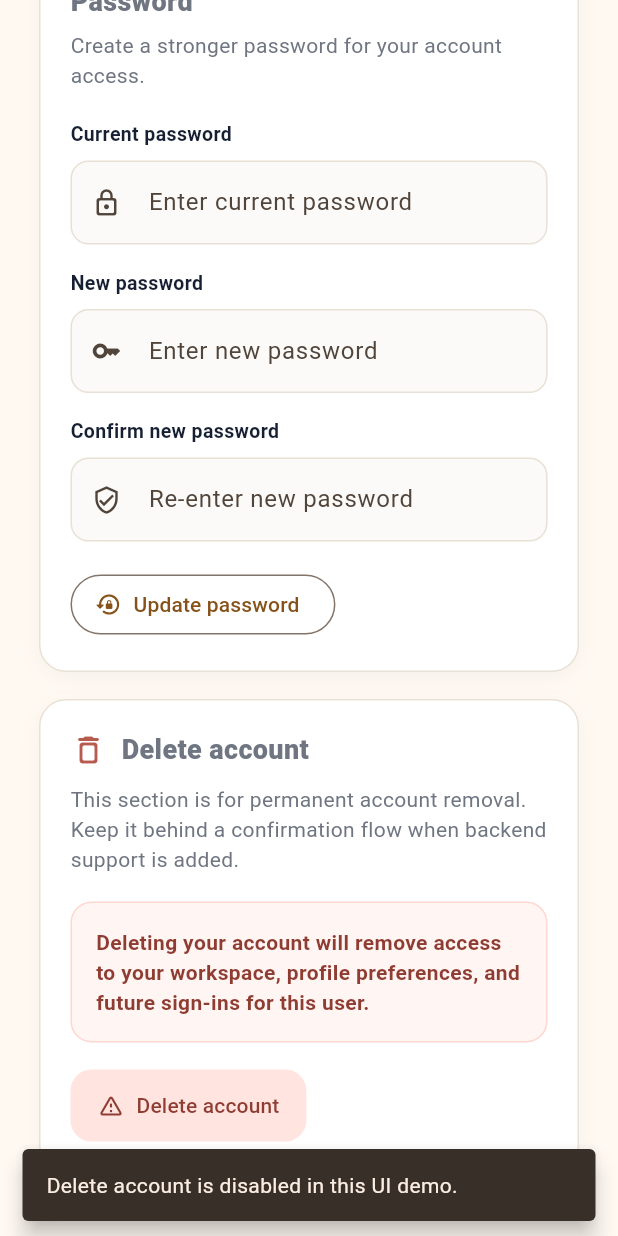
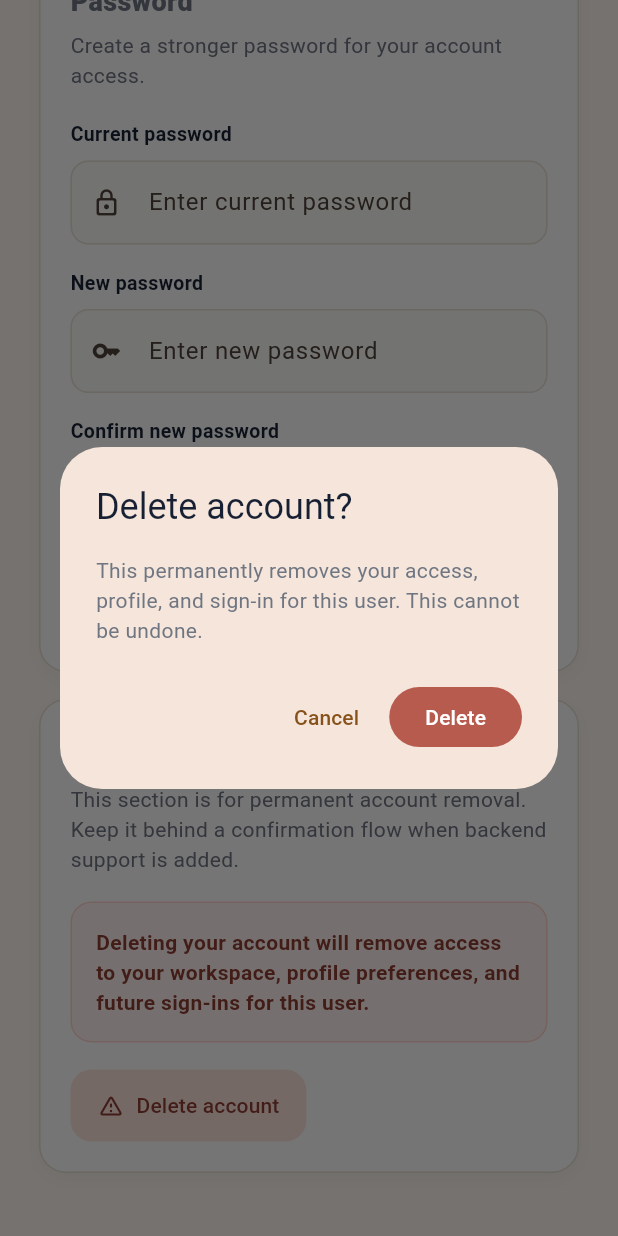
Before and after one commit to vikas1718/Sarvanthar, a Flutter app: the _AccountSettingsPage widget shown alone on an empty page, opened directly with empty values, scrolled down 633 dp, after a tap on "Delete account", on a phone screen of 412 x 824 dp. Run offline on Flutter 3.47's test engine with Material 3 defaults, Android fonts, the phone set to English and light mode, and no system bars; our stand-ins replace pdf, printing, qr_flutter, supabase_flutter; accounts and stored records are empty; network calls fail.

Commit message:
account_setting

```diff
--- a/lib/features/stalls/dashboard_page.dart
+++ b/lib/features/stalls/dashboard_page.dart
@@ -754,6 +754,9 @@ class _AccountSettingsPageState extends State<_AccountSettingsPage> {
   final TextEditingController _newPasswordController = TextEditingController();
   final TextEditingController _confirmPasswordController =
       TextEditingController();
+  bool _savingProfile = false;
+  bool _updatingPassword = false;
+  bool _deletingAccount = false;
 
   @override
   void initState() {
@@ -780,16 +783,120 @@ class _AccountSettingsPageState extends State<_AccountSettingsPage> {
     super.dispose();
   }
 
+  Future<void> _saveProfile(BuildContext context) async {
+    final newName = _nameController.text.trim();
+    final newEmail = _emailController.text.trim();
+    if (newName.isEmpty) {
+      _notice(context, 'Full name cannot be empty.');
+      return;
+    }
+    setState(() => _savingProfile = true);
+    try {
+      final client = Supabase.instance.client;
+      final uid = client.auth.currentUser!.id;
+      await client.from('profiles').update({'full_name': newName}).eq('id', uid);
+      final currentEmail = client.auth.currentUser?.email;
+      if (newEmail.isNotEmpty && newEmail != currentEmail) {
+        await client.auth.updateUser(UserAttributes(email: newEmail));
+        if (context.mounted) {
+          _notice(context, 'Profile saved. Check your inbox to confirm the new email.');
+        }
+      } else if (context.mounted) {
+        _notice(context, 'Profile saved.');
+      }
+    } catch (e) {
+      if (context.mounted) _notice(context, 'Could not save profile: $e');
+    } finally {
+      if (mounted) setState(() => _savingProfile = false);
+    }
+  }
+
+  Future<void> _updatePassword(BuildContext context) async {
+    final current = _currentPasswordController.text;
+    final next = _newPasswordController.text;
+    final confirm = _confirmPasswordController.text;
+    if (current.isEmpty || next.isEmpty || confirm.isEmpty) {
+      _notice(context, 'Fill in all three password fields.');
+      return;
+    }
+    if (next != confirm) {
+      _notice(context, 'New password and confirmation do not match.');
+      return;
+    }
+    if (next.length < 8) {
+      _notice(context, 'New password must be at least 8 characters.');
+      return;
+    }
+    setState(() => _updatingPassword = true);
+    try {
+      final client = Supabase.instance.client;
+      final email = client.auth.currentUser?.email;
+      if (email == null) throw Exception('No signed-in user.');
+      await client.auth.signInWithPassword(email: email, password: current);
+      await client.auth.updateUser(UserAttributes(password: next));
+      if (context.mounted) {
+        _currentPasswordController.clear();
+        _newPasswordController.clear();
+        _confirmPasswordController.clear();
+        _notice(context, 'Password updated.');
+      }
+    } catch (e) {
+      if (context.mounted) _notice(context, 'Could not update password: $e');
+    } finally {
+      if (mounted) setState(() => _updatingPassword = false);
+    }
+  }
+
+  Future<void> _deleteAccount(BuildContext context) async {
+    final confirmed = await showDialog<bool>(
+      context: context,
+      builder: (dialogContext) => AlertDialog(
+        title: const Text('Delete account?'),
+        content: const Text(
+          'This permanently removes your access, profile, and sign-in for this user. This cannot be undone.',
+        ),
+        actions: [
+          TextButton(
+            onPressed: () => Navigator.pop(dialogContext, false),
+            child: const Text('Cancel'),
+          ),
+          FilledButton(
+            onPressed: () => Navigator.pop(dialogContext, true),
+            style: FilledButton.styleFrom(backgroundColor: const Color(0xffb85b4f)),
+            child: const Text('Delete'),
+          ),
+        ],
+      ),
+    );
+    if (confirmed != true) return;
+
+    setState(() => _deletingAccount = true);
+    try {
+      await Supabase.instance.client.rpc('delete_own_account');
+      await Supabase.instance.client.auth.signOut();
+    } catch (e) {
+      if (context.mounted) {
+        _notice(context, 'Could not delete account: $e');
+        setState(() => _deletingAccount = false);
+      }
+    }
+  }
+
   @override
   Widget build(BuildContext context) => _PageShell(
     title: 'Account settings',
     subtitle: 'Update your personal details and security preferences.',
     action: FilledButton.icon(
-      onPressed: () =>
-          _notice(context, 'Profile changes are UI-only right now.'),
+      onPressed: _savingProfile ? null : () => _saveProfile(context),
       style: _primaryStyle(),
-      icon: const Icon(Icons.save_outlined),
-      label: const Text('Save changes'),
+      icon: _savingProfile
+          ? const SizedBox(
+              width: 16,
+              height: 16,
+              child: CircularProgressIndicator(strokeWidth: 2, color: Colors.white),
+            )
+          : const Icon(Icons.save_outlined),
+      label: Text(_savingProfile ? 'Saving...' : 'Save changes'),
     ),
     child: LayoutBuilder(
       builder: (context, constraints) {
@@ -887,10 +994,15 @@ class _AccountSettingsPageState extends State<_AccountSettingsPage> {
               Align(
                 alignment: Alignment.centerLeft,
                 child: OutlinedButton.icon(
-                  onPressed: () =>
-                      _notice(context, 'Password update is UI-only right now.'),
-                  icon: const Icon(Icons.lock_reset_rounded),
-                  label: const Text('Update password'),
+                  onPressed: _updatingPassword ? null : () => _updatePassword(context),
+                  icon: _updatingPassword
+                      ? const SizedBox(
+                          width: 16,
+                          height: 16,
+                          child: CircularProgressIndicator(strokeWidth: 2),
+                        )
+                      : const Icon(Icons.lock_reset_rounded),
+                  label: Text(_updatingPassword ? 'Updating...' : 'Update password'),
                 ),
               ),
             ],
@@ -934,12 +1046,15 @@ class _AccountSettingsPageState extends State<_AccountSettingsPage> {
               ),
               const SizedBox(height: 18),
               FilledButton.tonalIcon(
-                onPressed: () => _notice(
-                  context,
-                  'Delete account is disabled in this UI demo.',
-                ),
-                icon: const Icon(Icons.warning_amber_rounded),
-                label: const Text('Delete account'),
+                onPressed: _deletingAccount ? null : () => _deleteAccount(context),
+                icon: _deletingAccount
+                    ? const SizedBox(
+                        width: 16,
+                        height: 16,
+                        child: CircularProgressIndicator(strokeWidth: 2),
+                      )
+                    : const Icon(Icons.warning_amber_rounded),
+                label: Text(_deletingAccount ? 'Deleting...' : 'Delete account'),
                 style: FilledButton.styleFrom(
                   foregroundColor: const Color(0xff8f3d33),
                   backgroundColor: const Color(0xffffe4df),
```
